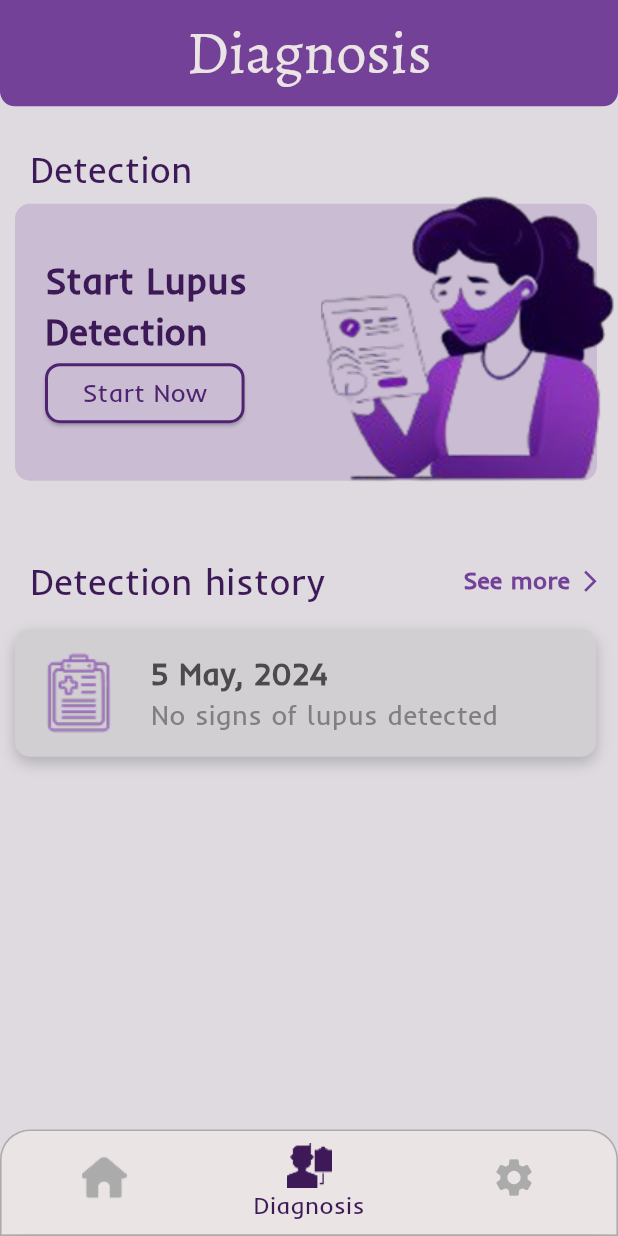
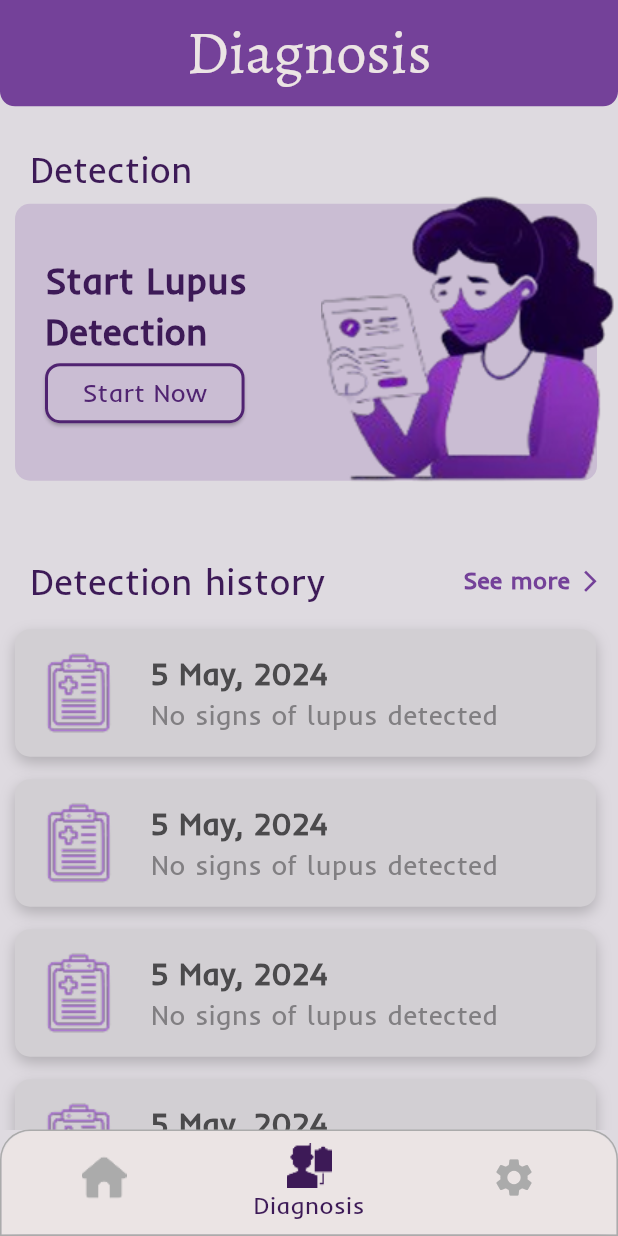
Before and after one commit to NourEkramy/Lupira-App, a Flutter app: the screen it shows after launch, item 2 of the bottom bar chosen, on a phone screen of 412 x 824 dp. Run offline on Flutter 3.47's test engine with Material 3 defaults, Android fonts, the phone set to English and light mode, and no system bars; our stand-ins replace bloc, flutter_bloc.

Commit message:
Add report card module to the ui with redunduncy

```diff
--- a/lib/Tabs/diagnosis_tab.dart
+++ b/lib/Tabs/diagnosis_tab.dart
@@ -1,5 +1,6 @@
 import 'package:flutter/material.dart';
 import 'package:untitled/Modules/detection_card_module.dart';
+import 'package:untitled/Modules/report_card_module.dart';
 
 class DiagnosisTab extends StatelessWidget {
   const DiagnosisTab({super.key});
@@ -74,51 +75,25 @@ class DiagnosisTab extends StatelessWidget {
                 ],
               ),
             ),
-            Container(
-              decoration: BoxDecoration(
-                color: const Color(0xffD2CFD3),
-                borderRadius: BorderRadius.circular(10),
-                boxShadow: [
-                  BoxShadow(
-                    color: Colors.black.withOpacity(0.2), // Shadow color with opacity
-                    spreadRadius: 0, // Spread of the shadow
-                    blurRadius: 8, // Softness of the shadow
-                    offset: const Offset(0, 4), // Position of the shadow (X, Y)
-                  ),
-                ],
-              ),
-              padding: const EdgeInsets.symmetric(vertical: 15,horizontal: 15,),
-              margin: const EdgeInsets.only(top: 15,),
-              width: MediaQuery.of(context).size.width * 0.94,
-              child: Row(
-                children: [
-                  Image.asset("assets/images/medical-clipboard .png"),
-                  SizedBox(width: MediaQuery.of(context).size.width*0.05,),
-                  Column(
-                    crossAxisAlignment: CrossAxisAlignment.start,
-                    children: [
-                      Text(
-                        "5 May, 2024",
-                        style: TextStyle(
-                          color: Color(0xFF4B4A4C),
-                          fontFamily: "Inder",
-                          fontSize: 20,
-                          fontWeight: FontWeight.bold,
-                        ),
-                      ),
-                      Text(
-                        "No signs of lupus detected",
-                        style: TextStyle(
-                          color: Color(0xFF817F82),
-                          fontFamily: "Inder",
-                          fontSize: 18,
-                          fontWeight: FontWeight.w400,
-                        ),
-                      ),
-                    ],
-                  ),
-                ],
-              ),
+            ReportCardModule(
+              reportDate: "5 May, 2024",
+              reportResult: "No signs of lupus detected",
+            ),
+            ReportCardModule(
+              reportDate: "5 May, 2024",
+              reportResult: "No signs of lupus detected",
+            ),
+            ReportCardModule(
+              reportDate: "5 May, 2024",
+              reportResult: "No signs of lupus detected",
+            ),
+            ReportCardModule(
+              reportDate: "5 May, 2024",
+              reportResult: "No signs of lupus detected",
+            ),
+            ReportCardModule(
+              reportDate: "5 May, 2024",
+              reportResult: "No signs of lupus detected",
             ),
           ],
         ),
```
